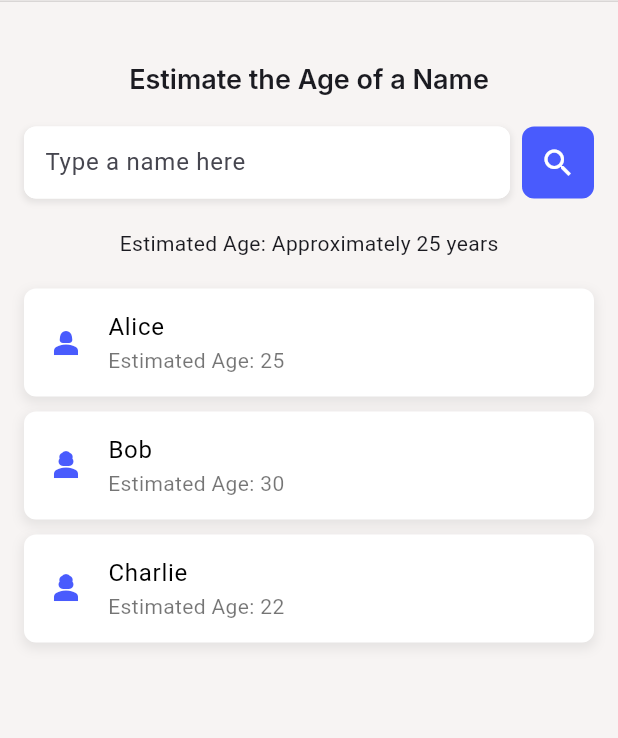
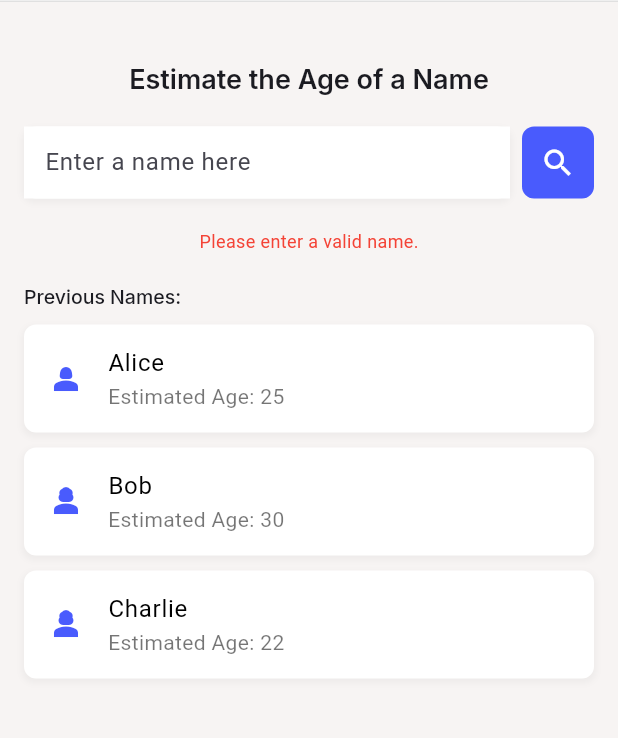
Before and after one commit to maurorisso/AgeEstimator, a Flutter app: the screen it shows after launch, after a tap on the "search" icon, on a phone screen of 412 x 824 dp, the part 82-820 px from its top. Run offline on Flutter 3.47's test engine with Material 3 defaults, Android fonts, the phone set to English and light mode, and no system bars; our stand-ins replace google_fonts.

Commit message:
feat(input handling): integrate nameController and enhance handleSubmit

```diff
--- a/lib/screens/home.dart
+++ b/lib/screens/home.dart
@@ -14,13 +14,29 @@ class Home extends StatefulWidget {
 
 class _HomeState extends State<Home> {
   final TextEditingController nameController = TextEditingController();
-  String estimatedAge = '';
+  String result = '';
+  String errorMessage = '';
+  Person? currentResult;
 
   List<Person> mockPeople = [
     Person(name: "Alice", age: 25),
     Person(name: "Bob", age: 30),
     Person(name: "Charlie", age: 22),
   ];
+
+  @override
+  void initState() {
+    super.initState();
+    nameController.addListener(_clearErrorMessage);
+  }
+
+  void _clearErrorMessage() {
+    if (errorMessage.isNotEmpty && nameController.text.isNotEmpty) {
+      setState(() {
+        errorMessage = '';
+      });
+    }
+  }
 
   @override
   Widget build(BuildContext context) {
@@ -33,19 +49,26 @@ class _HomeState extends State<Home> {
         child: Column(
           crossAxisAlignment: CrossAxisAlignment.center,
           children: <Widget>[
-            const StyledMediumText(
-              'Estimate the Age of a Name',
-            ),
+            const StyledMediumText('Estimate the Age of a Name'),
             const Separator(SizeOption.medium),
             NameInputField(
-                controller: nameController, onSubmitted: _estimateAge),
-            if (estimatedAge.isNotEmpty) ...[
+                nameController: nameController, onSubmitted: handleSubmit),
+            if (errorMessage.isNotEmpty) ...[
               const Separator(SizeOption.medium),
-              Text('Estimated Age: $estimatedAge'),
+              Text(errorMessage,
+                  style: const TextStyle(color: Colors.red, fontSize: 12)),
+            ],
+            if (currentResult != null) ...[
               const Separator(SizeOption.medium),
+              StyledText(
+                  '${currentResult!.name} is ${currentResult!.age} years old'),
             ],
+            const Separator(SizeOption.medium),
+            Container(
+                alignment: Alignment.centerLeft,
+                child: const StyledSmallText("Previous Names:")),
+            const Separator(SizeOption.small),
             Expanded(
-              // Wrap the NameAgeList in an Expanded widget
               child: NameAgeList(people: mockPeople),
             ),
           ],
@@ -54,9 +77,25 @@ class _HomeState extends State<Home> {
     );
   }
 
-  void _estimateAge() {
+  void handleSubmit() {
+    if (nameController.text.trim().isEmpty) {
+      setState(() {
+        currentResult = null;
+        errorMessage = 'Please enter a valid name.';
+      });
+      return;
+    }
+
     setState(() {
-      estimatedAge = 'Approximately 25 years'; // Simulate an API response
+      errorMessage = '';
+
+      if (currentResult != null) {
+        mockPeople.insert(0, currentResult!);
+      }
+
+      int estimatedAge = 14;
+      currentResult = Person(name: nameController.text, age: estimatedAge);
+      nameController.clear();
     });
   }
 }
--- a/lib/theme.dart
+++ b/lib/theme.dart
@@ -27,7 +27,7 @@ ThemeData appTheme = ThemeData(
 
     // AppBar
     appBarTheme: AppBarTheme(
-    backgroundColor: AppColors.background,
+      backgroundColor: Colors.white,
       elevation: 0,
       titleTextStyle: GoogleFonts.inter(
         textStyle: const TextStyle(
@@ -40,8 +40,8 @@ ThemeData appTheme = ThemeData(
     ),
     textTheme: const TextTheme(
         headlineSmall: TextStyle(
-        fontSize: 14,
-        fontWeight: FontWeight.w600,
+          fontSize: 13,
+          fontWeight: FontWeight.w500,
         ),
         headlineMedium: TextStyle(
           fontSize: 18,
@@ -51,4 +51,12 @@ ThemeData appTheme = ThemeData(
           fontSize: 24,
           fontWeight: FontWeight.w600,
         )),
-);
+    inputDecorationTheme: InputDecorationTheme(
+      filled: true,
+      fillColor: Colors.white,
+      border: OutlineInputBorder(
+        borderSide: BorderSide.none,
+        borderRadius: BorderRadius.circular(10),
+      ),
+      contentPadding: const EdgeInsets.symmetric(horizontal: 20, vertical: 15),
+    ));
--- a/lib/widgets/name_age_item.dart
+++ b/lib/widgets/name_age_item.dart
@@ -29,10 +29,10 @@ class NameAgeItem extends StatelessWidget {
         color: Colors.white,
         boxShadow: [
           BoxShadow(
-            color: Colors.grey.withOpacity(0.2),
+            color: Colors.grey.withOpacity(0.1),
             spreadRadius: 1,
-            blurRadius: 6,
-            offset: const Offset(0, 3),
+            blurRadius: 3,
+            offset: const Offset(0, 2),
           ),
         ],
         borderRadius: BorderRadius.circular(8),
--- a/lib/widgets/name_age_list.dart
+++ b/lib/widgets/name_age_list.dart
@@ -10,6 +10,7 @@ class NameAgeList extends StatelessWidget {
   @override
   Widget build(BuildContext context) {
     return ListView.builder(
+      physics: const BouncingScrollPhysics(),
       itemCount: people.length,
       itemBuilder: (context, index) {
         return NameAgeItem(person: people[index]);
--- a/lib/widgets/name_input_field.dart
+++ b/lib/widgets/name_input_field.dart
@@ -1,15 +1,20 @@
 import 'package:age_estimator/theme.dart';
 import 'package:flutter/material.dart';
 
-class NameInputField extends StatelessWidget {
+class NameInputField extends StatefulWidget {
   const NameInputField({
     super.key,
-    required this.controller,
+    required this.nameController,
     required this.onSubmitted,
   });
-  final TextEditingController controller;
+  final TextEditingController nameController;
   final VoidCallback onSubmitted;
 
+  @override
+  State<NameInputField> createState() => _NameInputFieldState();
+}
+
+class _NameInputFieldState extends State<NameInputField> {
   @override
   Widget build(BuildContext context) {
     return Row(
@@ -20,7 +25,7 @@ class NameInputField extends StatelessWidget {
               color: Colors.white,
               boxShadow: [
                 BoxShadow(
-                  color: Colors.grey.withOpacity(0.2),
+                  color: Colors.grey.withOpacity(0.1),
                   spreadRadius: 1,
                   blurRadius: 3,
                   offset: const Offset(0, 2),
@@ -29,18 +34,13 @@ class NameInputField extends StatelessWidget {
               borderRadius: BorderRadius.circular(8),
             ),
             child: TextField(
-              controller: controller,
+              controller: widget.nameController, // Corrected reference here
               keyboardType: TextInputType.name,
-              decoration: InputDecoration(
-                hintText: "Type a name here",
-                filled: true,
-                fillColor: Colors.white,
-                border: OutlineInputBorder(
-                  borderSide: BorderSide.none,
-                  borderRadius: BorderRadius.circular(8),
-                ),
+              decoration: const InputDecoration(
+                hintText: "Enter a name here",
+                border: InputBorder.none,
                 contentPadding:
-                    const EdgeInsets.symmetric(horizontal: 10, vertical: 10),
+                    EdgeInsets.symmetric(horizontal: 10, vertical: 10),
               ),
             ),
           ),
@@ -59,8 +59,9 @@ class NameInputField extends StatelessWidget {
                 ),
               ),
             ),
-              onPressed: onSubmitted,
-              icon: const Icon(Icons.search, color: Colors.white)),
+            onPressed: widget.onSubmitted,
+            icon: const Icon(Icons.search, color: Colors.white),
+          ),
         ),
       ],
     );
--- a/lib/widgets/shared/styled_text.dart
+++ b/lib/widgets/shared/styled_text.dart
@@ -10,7 +10,23 @@ class StyledText extends StatelessWidget {
   Widget build(BuildContext context) {
     return Text(
       text,
-      style: GoogleFonts.inter(),
+      style: GoogleFonts.inter(fontSize: 16),
+    );
+  }
+}
+
+class StyledSmallText extends StatelessWidget {
+  const StyledSmallText(this.text, {super.key});
+
+  final String text;
+
+  @override
+  Widget build(BuildContext context) {
+    return Text(
+      text,
+      style: GoogleFonts.inter(
+        textStyle: Theme.of(context).textTheme.headlineSmall,
+      ),
     );
   }
 }
```
Lines whose indentation alone changed are shown as unchanged.
